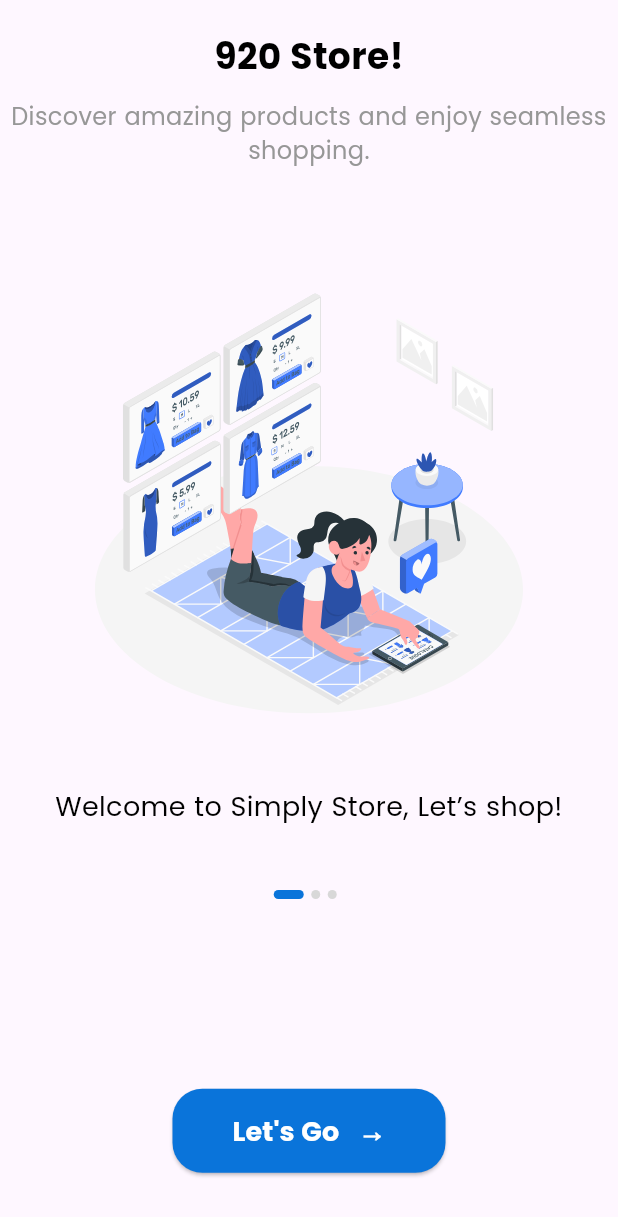
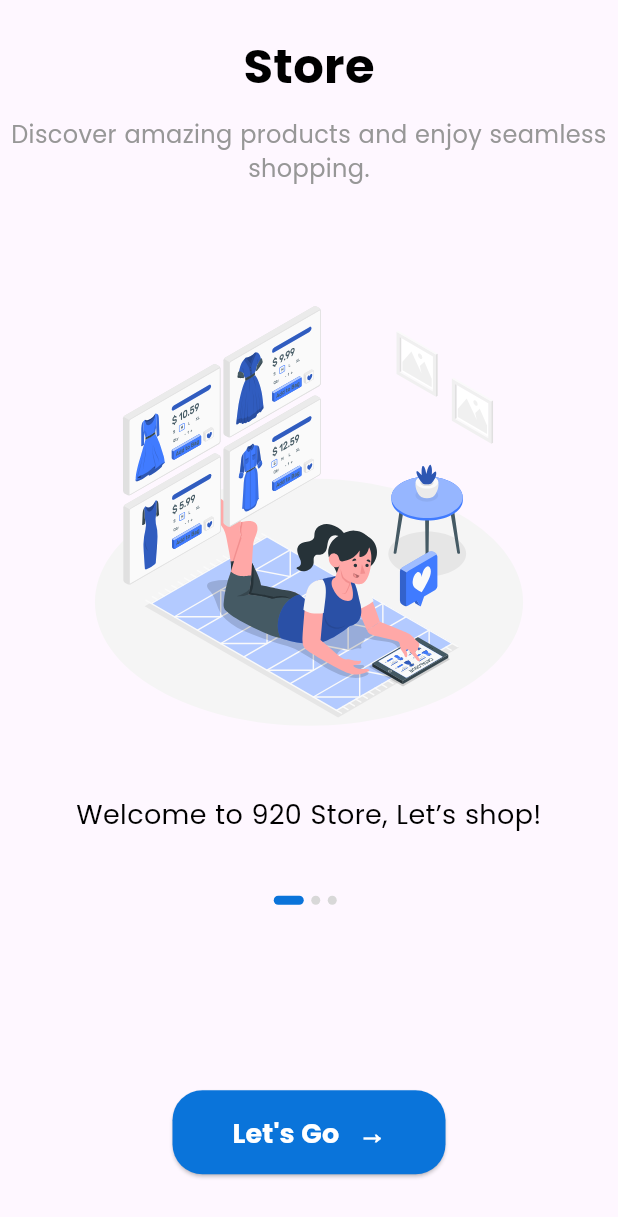
Before and after one commit to 920anish/store, a Flutter app: the screen it shows after launch, on a phone screen of 412 x 824 dp. Shown: the top 1217 px of the screen. Run offline on Flutter 3.47's test engine with Material 3 defaults, Android fonts, the phone set to English and light mode, and no system bars; our stand-ins replace flutter_svg.

Commit message:
updated constant file and welcome screen

```diff
--- a/lib/k.dart
+++ b/lib/k.dart
@@ -14,7 +14,7 @@ const kTextColor = Colors.black;
 const kAnimationDuration = Duration(milliseconds: 200);
 
 const headingStyle = TextStyle(
-  fontSize: 24,
+  fontSize: 32,
   fontWeight: FontWeight.bold,
   color: Colors.black,
   height: 1.5,
--- a/lib/screens/welcome_screen.dart
+++ b/lib/screens/welcome_screen.dart
@@ -13,7 +13,7 @@ class _WelcomeScreenState extends State<WelcomeScreen> {
   int currentPage = 0;
   final List<Map<String, String>> welcomeData = [
     {
-      "text": "Welcome to Simply Store, Let’s shop!",
+      "text": "Welcome to 920 Store, Let’s shop!",
       "image": "assets/welcome_1.svg"
     },
     {
@@ -35,7 +35,7 @@ class _WelcomeScreenState extends State<WelcomeScreen> {
           child: Column(
             children: <Widget>[
               const SizedBox(height: 20), // Space from the top
-              const Text('920 Store!', style: headingStyle),
+              const Text('Store', style: headingStyle),
               const SizedBox(height: 10),
               const Text(
                 'Discover amazing products and enjoy seamless shopping.',
```
